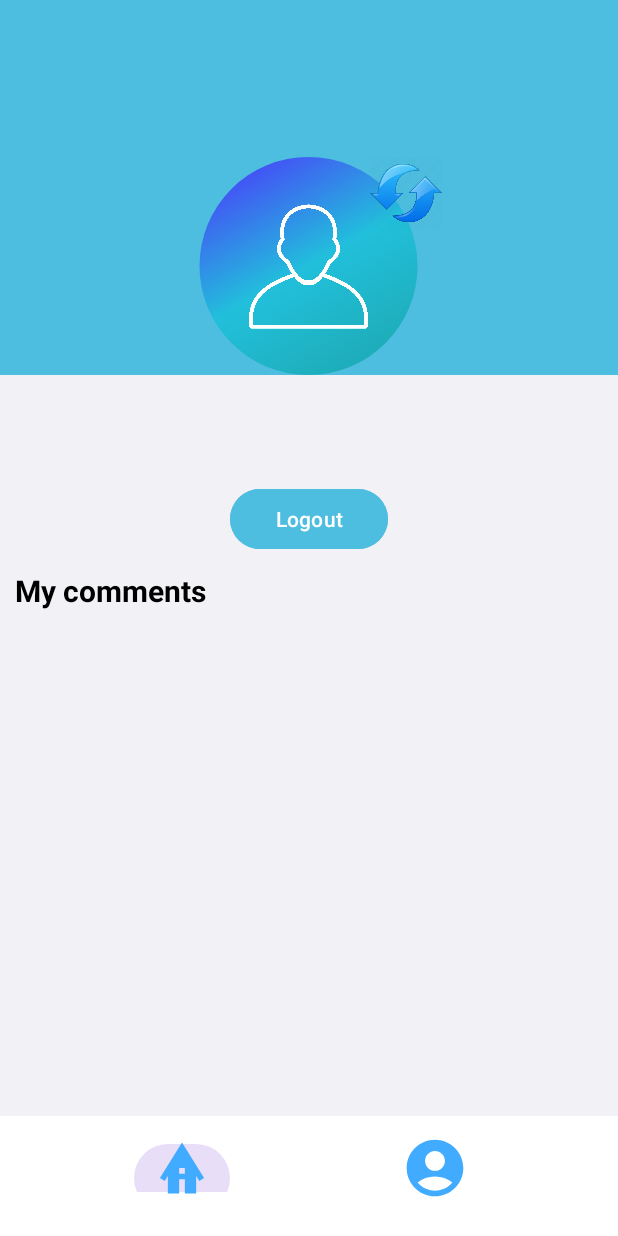
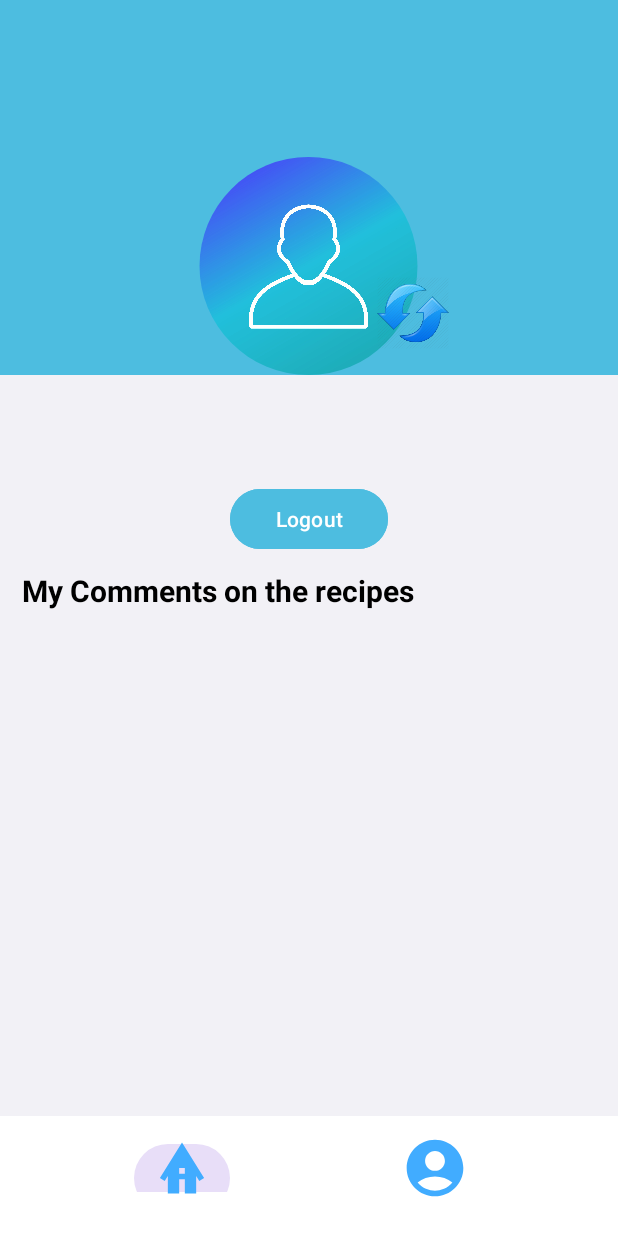
Before and after one commit to ilaycohen2712/Chef-sChoice, an Android app: the screen it shows after launch once a user with an empty profile is signed in (MainActivity), item 2 of the bottom bar chosen, on a phone screen of 412 x 824 dp. Run offline under Robolectric (Android 15) with nearby library versions, the phone set to English and light mode, and no system bars; our stand-ins replace CircleImageView, Firebase (no records; nobody signed in at launch, a user with empty details on screens opened directly), Picasso, Room's generated code, navigation-ui; pictures from the network do not load; 2 statements that could not run were skipped.

Commit message:
make profile user

```diff
--- a/app/src/main/res/layout/fragment_profile.xml
+++ b/app/src/main/res/layout/fragment_profile.xml
@@ -40,12 +40,13 @@
                     android:id="@+id/editProfileButton"
                     android:layout_width="48dp"
                     android:layout_height="48dp"
+                    android:layout_marginTop="80dp"
                     android:clickable="true"
                     android:contentDescription="@string/edit_profile_description"
                     android:focusable="true"
                     android:src="@drawable/update_icon"
                     app:layout_constraintEnd_toEndOf="parent"
-                    app:layout_constraintHorizontal_bias="0.678"
+                    app:layout_constraintHorizontal_bias="0.691"
                     app:layout_constraintStart_toStartOf="parent"
                     app:layout_constraintTop_toTopOf="@+id/profileImageView" />
 
@@ -93,7 +94,7 @@
                 android:textColor="@color/black"
                 android:textStyle="bold"
                 android:textSize="20sp"
-                android:text="@string/my_comments"
+                android:text=" My Comments on the recipes"
                 android:layout_margin="10dp"/>
 
             <androidx.recyclerview.widget.RecyclerView
```
